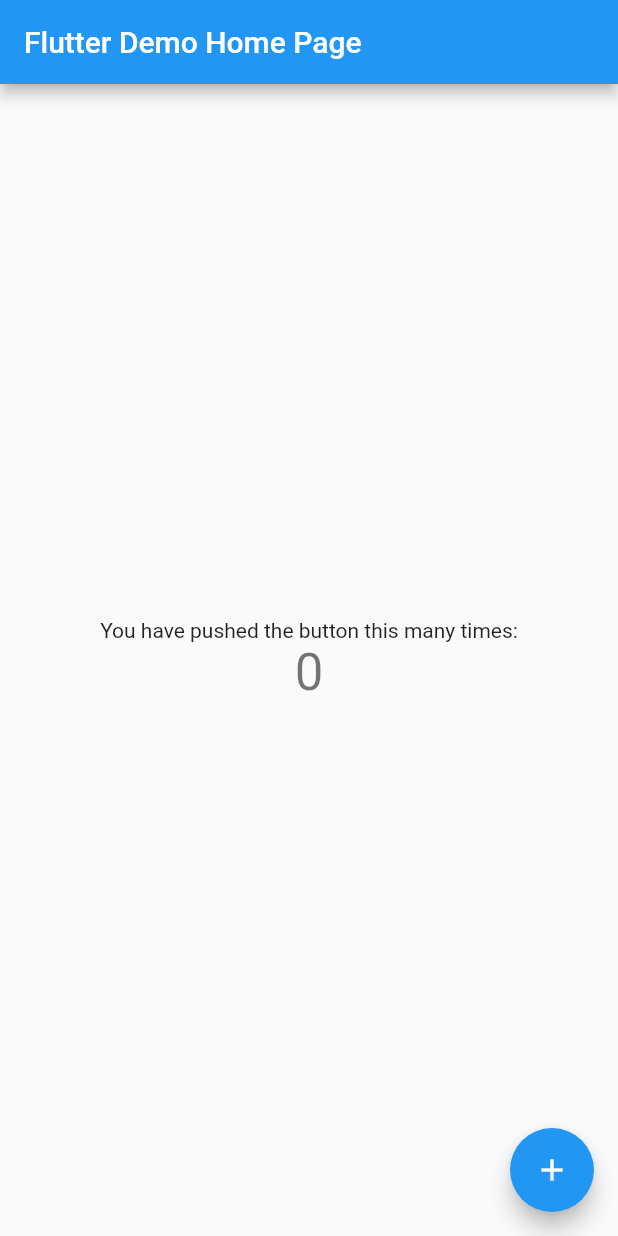
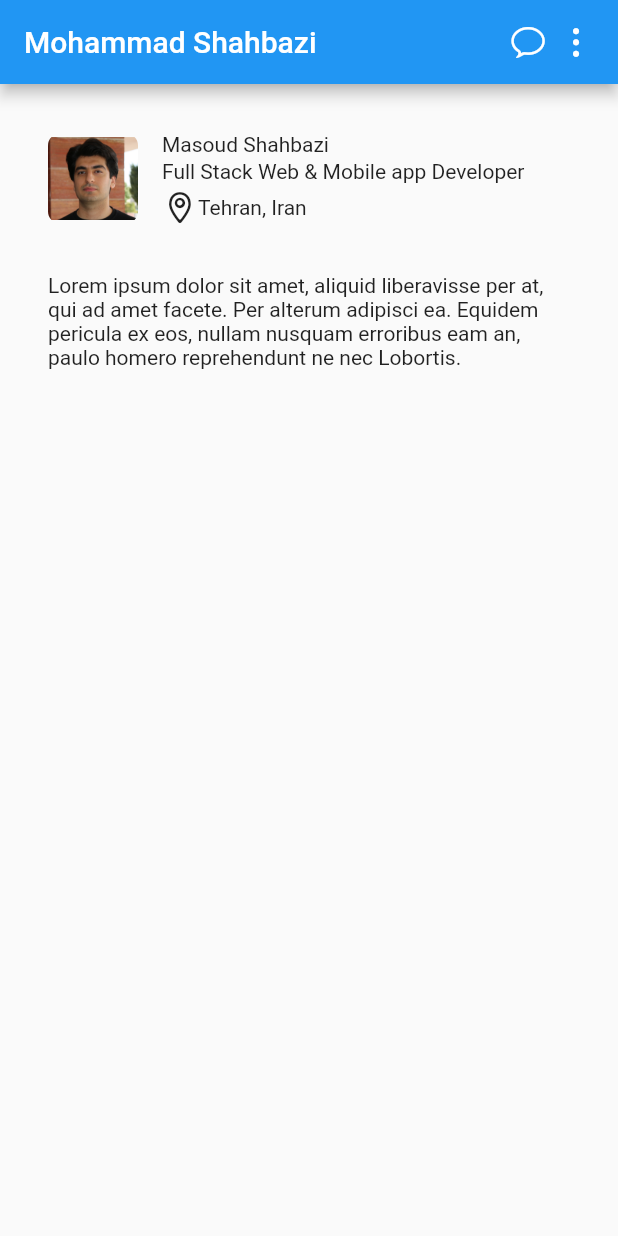
Before and after one commit to mohash25/profile, a Flutter app: the screen it shows after launch, on a phone screen of 412 x 824 dp. Run offline on Flutter 3.47's test engine with Material 2 defaults, Android fonts, the phone set to English and light mode, and no system bars.

Commit message:
Added App Bar & personal-info & some Text.

```diff
--- a/lib/main.dart
+++ b/lib/main.dart
@@ -1,3 +1,4 @@
+import 'package:flutter/cupertino.dart';
 import 'package:flutter/material.dart';
 
 void main() {
@@ -24,92 +25,62 @@ class MyApp extends StatelessWidget {
         // is not restarted.
         primarySwatch: Colors.blue,
       ),
-      home: const MyHomePage(title: 'Flutter Demo Home Page'),
+      home: MyHomePage(),
     );
   }
 }
 
-class MyHomePage extends StatefulWidget {
-  const MyHomePage({super.key, required this.title});
-
-  // This widget is the home page of your application. It is stateful, meaning
-  // that it has a State object (defined below) that contains fields that affect
-  // how it looks.
-
-  // This class is the configuration for the state. It holds the values (in this
-  // case the title) provided by the parent (in this case the App widget) and
-  // used by the build method of the State. Fields in a Widget subclass are
-  // always marked "final".
-
-  final String title;
-
-  @override
-  State<MyHomePage> createState() => _MyHomePageState();
-}
-
-class _MyHomePageState extends State<MyHomePage> {
-  int _counter = 0;
-
-  void _incrementCounter() {
-    setState(() {
-      // This call to setState tells the Flutter framework that something has
-      // changed in this State, which causes it to rerun the build method below
-      // so that the display can reflect the updated values. If we changed
-      // _counter without calling setState(), then the build method would not be
-      // called again, and so nothing would appear to happen.
-      _counter++;
-    });
-  }
-
+class MyHomePage extends StatelessWidget {
   @override
   Widget build(BuildContext context) {
-    // This method is rerun every time setState is called, for instance as done
-    // by the _incrementCounter method above.
-    //
-    // The Flutter framework has been optimized to make rerunning build methods
-    // fast, so that you can just rebuild anything that needs updating rather
-    // than having to individually change instances of widgets.
     return Scaffold(
-      appBar: AppBar(
-        // Here we take the value from the MyHomePage object that was created by
-        // the App.build method, and use it to set our appbar title.
-        title: Text(widget.title),
-      ),
-      body: Center(
-        // Center is a layout widget. It takes a single child and positions it
-        // in the middle of the parent.
-        child: Column(
-          // Column is also a layout widget. It takes a list of children and
-          // arranges them vertically. By default, it sizes itself to fit its
-          // children horizontally, and tries to be as tall as its parent.
-          //
-          // Invoke "debug painting" (press "p" in the console, choose the
-          // "Toggle Debug Paint" action from the Flutter Inspector in Android
-          // Studio, or the "Toggle Debug Paint" command in Visual Studio Code)
-          // to see the wireframe for each widget.
-          //
-          // Column has various properties to control how it sizes itself and
-          // how it positions its children. Here we use mainAxisAlignment to
-          // center the children vertically; the main axis here is the vertical
-          // axis because Columns are vertical (the cross axis would be
-          // horizontal).
-          mainAxisAlignment: MainAxisAlignment.center,
-          children: <Widget>[
-            const Text(
-              'You have pushed the button this many times:',
-            ),
-            Text(
-              '$_counter',
-              style: Theme.of(context).textTheme.headline4,
+        appBar: AppBar(
+          title: const Text('Mohammad Shahbazi'),
+          actions: [
+            Icon(CupertinoIcons.chat_bubble),
+            Padding(
+              padding: const EdgeInsets.fromLTRB(8, 0, 16, 0),
+              child: Icon(CupertinoIcons.ellipsis_vertical),
             ),
           ],
         ),
-      ),
-      floatingActionButton: FloatingActionButton(
-        onPressed: _incrementCounter,
-        tooltip: 'Increment',
-        child: const Icon(Icons.add),
-      ), // This trailing comma makes auto-formatting nicer for build methods.
-    );
+        body: Column(
+          children: [
+            Padding(
+              padding: const EdgeInsets.all(32),
+              child: Row(
+                children: [
+                  ClipRRect(
+                      borderRadius: BorderRadius.circular(8),
+                      child: Image.asset(
+                        'assets/images/profile_image.jpeg',
+                        width: 60,
+                        height: 60,
+                      )),
+                  const SizedBox(width: 16,),
+                  Column(
+                    crossAxisAlignment: CrossAxisAlignment.start,
+                    children: [
+                      Text('Masoud Shahbazi'),
+                      const SizedBox(height: 2,),
+                      Text('Full Stack Web & Mobile app Developer '),
+                      const SizedBox(height: 4,),
+                      Row(
+                        children: [
+                          Icon(CupertinoIcons.placemark),
+                          Text('Tehran, Iran')
+                        ],
+                      )
+                    ],
+                  )
+                ],
+              ),
+            ),
+            Padding(
+              padding: const EdgeInsets.fromLTRB(32, 0, 32, 16),
+              child: const Text('Lorem ipsum dolor sit amet, aliquid liberavisse per at, qui ad amet facete. Per alterum adipisci ea. Equidem pericula ex eos, nullam nusquam erroribus eam an, paulo homero reprehendunt ne nec Lobortis.'),
+            )
+          ],
+        ));
   }
 }
--- a/pubspec.yaml
+++ b/pubspec.yaml
@@ -60,9 +60,8 @@ flutter:
   uses-material-design: true
 
   # To add assets to your application, add an assets section, like this:
-  # assets:
-  #   - images/a_dot_burr.jpeg
-  #   - images/a_dot_ham.jpeg
+  assets:
+    - assets/images/
 
   # An image asset can refer to one or more resolution-specific "variants", see
   # https://flutter.dev/assets-and-images/#resolution-aware
```
Also changed, not shown: assets/images/profile_image.jpeg (added).
